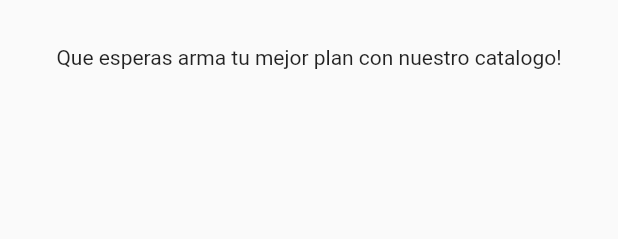
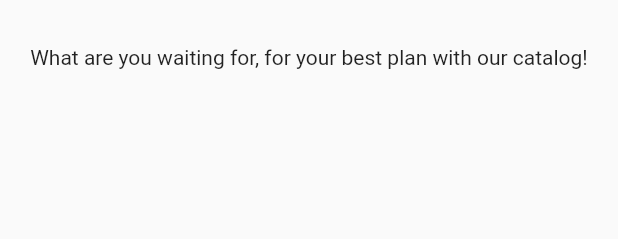
Before and after one commit to multipantaya/mobile_app, a Flutter app: the ContentCart widget shown alone on an empty page, opened directly, on a phone screen of 412 x 824 dp. Shown: the top 239 px of the screen. Run offline on Flutter 3.47's test engine with Material 2 defaults, Android fonts, the phone set to English and light mode, and no system bars; drawn by our look-alikes of auto_size_text; our stand-ins replace bloc, cached_network_image, equatable, flutter_bloc, flutter_spinkit, hive and 1 more; missing offline and left inert: domain, flutter_portal, presentation; accounts and stored records are empty; generated files the repository leaves out were written again; Roboto replaces fonts that are missing (Poppins); statements that could not run were skipped.

Commit message:
finish translation

```diff
--- a/lib/l10n/app_en.arb
+++ b/lib/l10n/app_en.arb
@@ -49,5 +49,9 @@
   "stepFiveText":"Once the purchase is complete, your login details will be sent to your registered WhatsApp at the time you made the purchase.",
   "addedProduct":"Added product",
   "paymentMethod":"Payment methods",
-  "paymentMethodText":"Credit / debit cards *Paypal *Zelle *Zinli *Interbank transfers"
+  "paymentMethodText":"Credit / debit cards *Paypal *Zelle *Zinli *Interbank transfers",
+  "buildThePlan":"What are you waiting for, for your best plan with our catalog!",
+  "importantInformation":"Important information",
+  "seePolitics":"See policies",
+  "importantInformationText":"By submitting the order, you accept and agree to abide by the terms and conditions of service."
 }
--- a/lib/l10n/app_es.arb
+++ b/lib/l10n/app_es.arb
@@ -49,5 +49,9 @@
   "stepFiveText":"Una vez la compra esté completada se le enviaron sus datos de inicio de sesión a su whatsApp registrado en el momento que realizó la compra",
   "addedProduct":"Producto agregado",
   "paymentMethod":"Métodos de pago",
-  "paymentMethodText":"Tarjetas de credito / debito *Paypal *Zelle *Zinli *Transferencias interbancarias"
+  "paymentMethodText":"Tarjetas de credito / debito *Paypal *Zelle *Zinli *Transferencias interbancarias",
+  "buildThePlan":"Que esperas, para tu mejor plan con nuestro catálogo!",
+  "importantInformation":"Información importante",
+  "seePolitics":"Ver políticas",
+  "importantInformationText":"Al enviar el pedido, usted acepta y se compromete a cumplir los términos y condiciones del servicio."
 }
--- a/lib/ui/cart/widgets/content_cart.dart
+++ b/lib/ui/cart/widgets/content_cart.dart
@@ -1,6 +1,7 @@
 import 'package:flutter/material.dart';
 import 'package:flutter_bloc/flutter_bloc.dart';
 import 'package:mobile_app/ui/cart/cart.dart';
+import 'package:mobile_app/widgets/widgets.dart';
 import 'package:presentation/presentation.dart';
 
 class ContentCart extends StatelessWidget {
@@ -8,6 +9,7 @@ class ContentCart extends StatelessWidget {
 
   @override
   Widget build(BuildContext context) {
+    final texts = AppLocalizations.of(context)!;
     return BlocBuilder<CartCubit, CartState>(
       builder: (context, state) {
         return Column(
@@ -16,7 +18,7 @@ class ContentCart extends StatelessWidget {
               const SizedBox(height: 30,),
               Center(
                 child: Text(
-                  'Que esperas arma tu mejor plan con nuestro catalogo!',
+                  texts.buildThePlan,
                   textAlign: TextAlign.center,
                   style: AppTheme.textStyles.titleText,
                 ),
--- a/lib/ui/cart/widgets/resumen_bar.dart
+++ b/lib/ui/cart/widgets/resumen_bar.dart
@@ -54,12 +54,12 @@ class ResumenBar extends StatelessWidget {
                 showDialog(
                   context: context,
                   builder: (context) => AlertDialogCustom(
-                    title: 'Informacion importante',
-                    text: 'Al enviar el pedido, usted acepta y se compromete a cumplir los términos y condiciones del servicio.',
+                    title: texts.importantInformation,
+                    text: texts.importantInformationText,
                     needTwoButtons: true,
                     onTap: () => Navigator.of(context).pop(true),
                     colorsCancelButton: AppTheme.colors.primaryColor,
-                    textButtonCancel: 'Ver politicas',
+                    textButtonCancel: texts.seePolitics,
                     onTapCancel: () => Navigator.push(context, MaterialPageRoute(builder: (context) => TermAndConditionsView())),
                   ),
                 ).then((value) {
```
